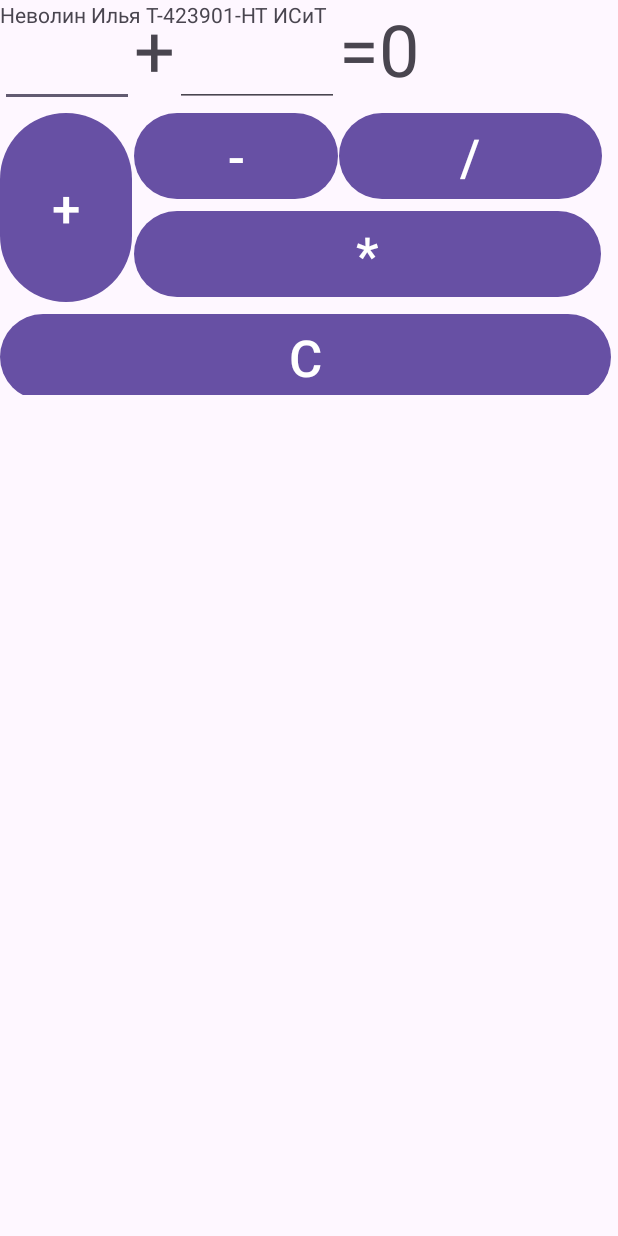
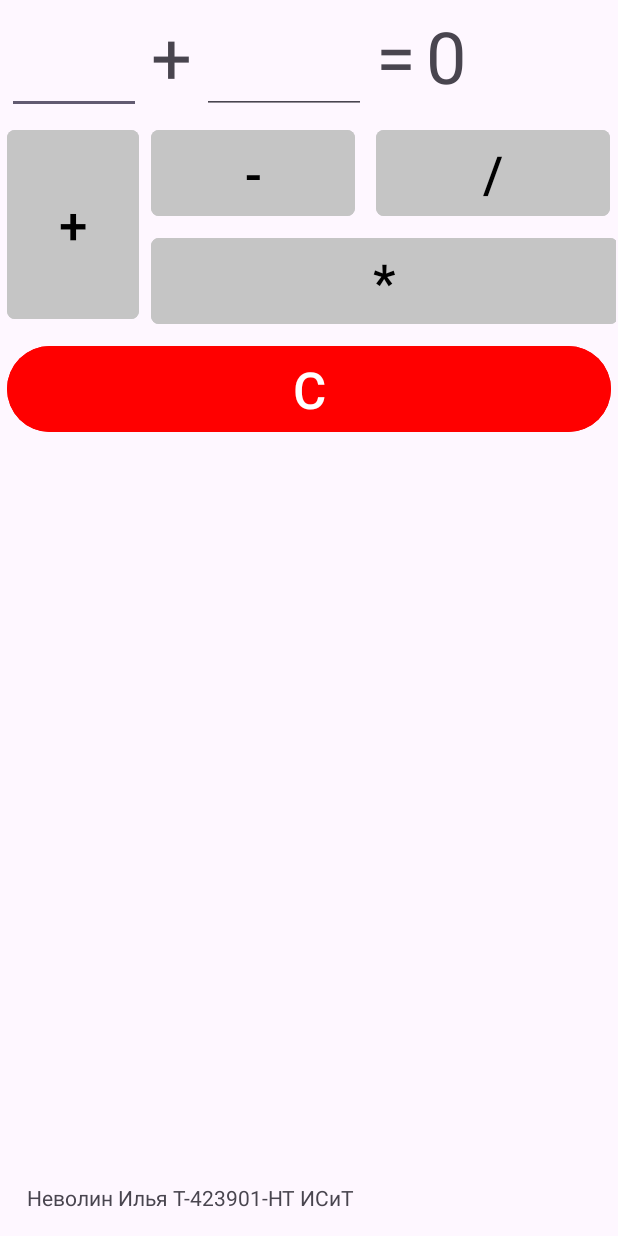
Before and after one commit to Involuntar/Calculator_Android, an Android app: the screen it shows after launch (MainActivity), on a phone screen of 412 x 824 dp. Run offline under Robolectric (Android 15) with nearby library versions, the phone set to English and light mode, and no system bars.

Commit message:
Настроил цвет кнопок

```diff
--- a/app/src/main/res/layout/activity_main.xml
+++ b/app/src/main/res/layout/activity_main.xml
@@ -9,17 +9,24 @@
 
     <androidx.gridlayout.widget.GridLayout
         android:id="@+id/CalcGrid"
-        android:layout_width="407dp"
-        android:layout_height="263dp"
+        android:layout_width="0dp"
+        android:layout_height="0dp"
+        android:layout_marginStart="1dp"
+        android:layout_marginTop="1dp"
+        android:layout_marginEnd="1dp"
+        android:layout_marginBottom="404dp"
         app:columnCount="5"
-        app:rowCount="4"
-        tools:layout_editor_absoluteX="2dp"
-        tools:layout_editor_absoluteY="1dp">
+        app:layout_constraintBottom_toTopOf="@+id/textView9"
+        app:layout_constraintEnd_toEndOf="parent"
+        app:layout_constraintStart_toStartOf="parent"
+        app:layout_constraintTop_toTopOf="parent"
+        app:rowCount="4">
 
         <TextView
             android:id="@+id/Operation"
             android:layout_width="wrap_content"
             android:layout_height="wrap_content"
+            android:layout_margin="3dp"
             android:text="+"
             android:textSize="48sp"
             app:layout_column="1"
@@ -29,6 +36,7 @@
             android:id="@+id/Equal"
             android:layout_width="wrap_content"
             android:layout_height="wrap_content"
+            android:layout_margin="3dp"
             android:text="="
             android:textSize="48sp"
             app:layout_column="3"
@@ -38,6 +46,7 @@
             android:id="@+id/Result"
             android:layout_width="wrap_content"
             android:layout_height="wrap_content"
+            android:layout_margin="3dp"
             android:text="0"
             android:textSize="48sp"
             app:layout_column="4"
@@ -47,8 +56,12 @@
             android:id="@+id/Plus"
             android:layout_width="wrap_content"
             android:layout_height="134dp"
+            android:layout_margin="3dp"
+            android:backgroundTint="#C5C5C5"
             android:text="+"
+            android:textColor="#000000"
             android:textSize="34sp"
+            app:cornerRadius="5dp"
             app:layout_column="0"
             app:layout_columnSpan="1"
             app:layout_row="1"
@@ -58,6 +71,8 @@
             android:id="@+id/Clear"
             android:layout_width="match_parent"
             android:layout_height="wrap_content"
+            android:layout_margin="3dp"
+            android:backgroundTint="#FF0000"
             android:text="C"
             android:textSize="34sp"
             app:layout_column="0"
@@ -68,18 +83,26 @@
             android:id="@+id/Minus"
             android:layout_width="136dp"
             android:layout_height="wrap_content"
+            android:layout_margin="3dp"
+            android:backgroundTint="#C5C5C5"
             android:text="-"
+            android:textColor="#000000"
             android:textSize="34sp"
+            app:cornerRadius="5dp"
             app:layout_column="1"
             app:layout_columnSpan="2"
             app:layout_row="1" />
 
         <Button
             android:id="@+id/Divide"
-            android:layout_width="175dp"
+            android:layout_width="156dp"
             android:layout_height="wrap_content"
+            android:layout_margin="3dp"
+            android:backgroundTint="#C5C5C5"
             android:text="/"
+            android:textColor="#000000"
             android:textSize="34sp"
+            app:cornerRadius="5dp"
             app:layout_column="3"
             app:layout_columnSpan="2"
             app:layout_row="1" />
@@ -88,8 +111,12 @@
             android:id="@+id/Multiple"
             android:layout_width="311dp"
             android:layout_height="wrap_content"
+            android:layout_margin="3dp"
+            android:backgroundTint="#C5C5C5"
             android:text="*"
+            android:textColor="#000000"
             android:textSize="34sp"
+            app:cornerRadius="5dp"
             app:layout_column="1"
             app:layout_columnSpan="4"
             app:layout_row="2" />
@@ -98,6 +125,7 @@
             android:id="@+id/Operand1"
             android:layout_width="89dp"
             android:layout_height="wrap_content"
+            android:layout_margin="3dp"
             android:ems="10"
             android:inputType="numberDecimal"
             android:textSize="34sp"
@@ -108,6 +136,7 @@
             android:id="@+id/Operand2"
             android:layout_width="109dp"
             android:layout_height="wrap_content"
+            android:layout_margin="3dp"
             android:ems="10"
             android:inputType="numberDecimal"
             android:textSize="34sp"
@@ -120,7 +149,10 @@
         android:id="@+id/textView9"
         android:layout_width="wrap_content"
         android:layout_height="wrap_content"
+        android:layout_marginStart="18dp"
+        android:layout_marginBottom="16dp"
         android:text="Неволин Илья Т-423901-НТ ИСиТ"
-        tools:layout_editor_absoluteX="18dp"
-        tools:layout_editor_absoluteY="696dp" />
+        app:layout_constraintBottom_toBottomOf="parent"
+        app:layout_constraintStart_toStartOf="parent"
+        app:layout_constraintTop_toBottomOf="@+id/CalcGrid" />
 </androidx.constraintlayout.widget.ConstraintLayout>
```
